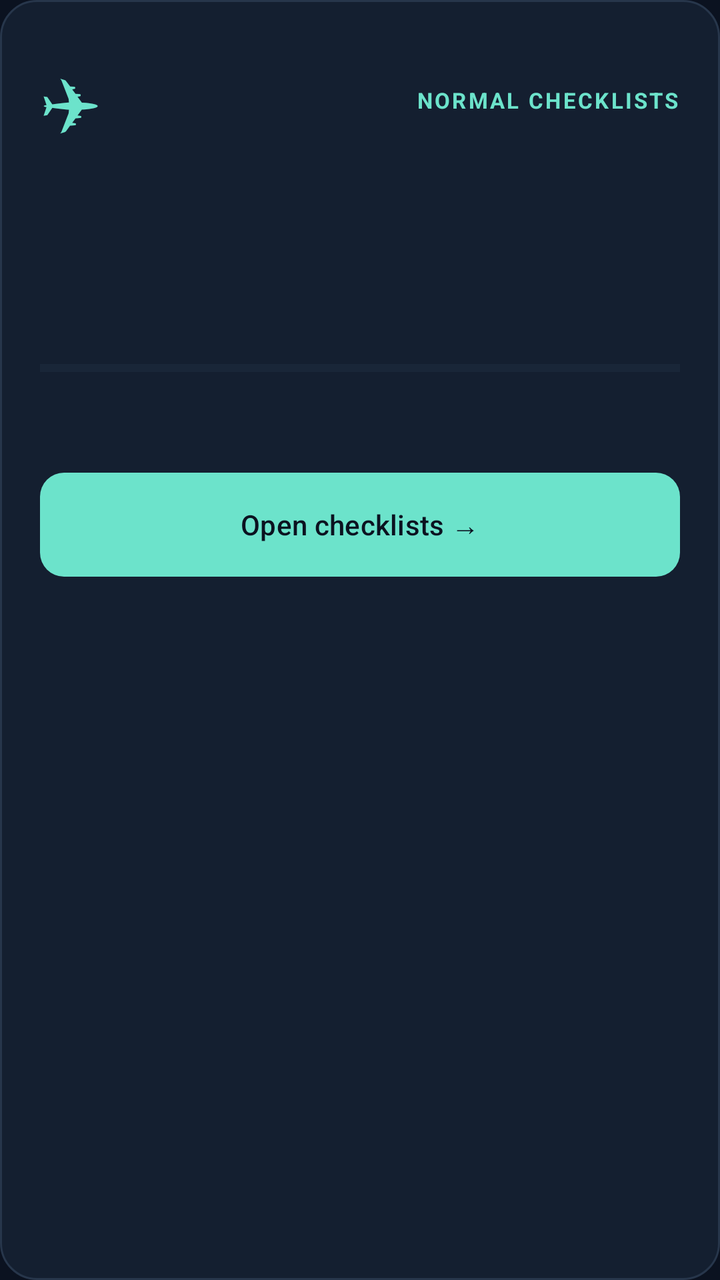
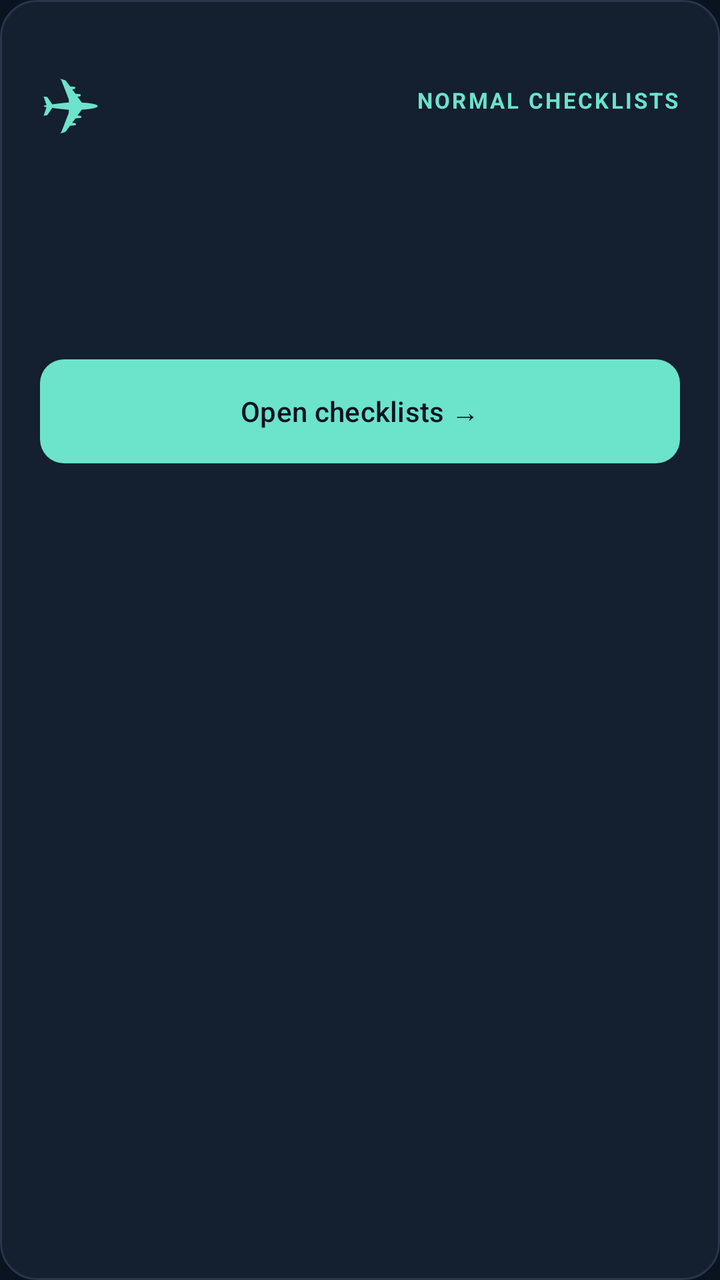

The first picture is an Android layout as it rendered before a commit; the second is the same layout after the commit. The layout source and the unified diff follow.
<!-- AndroidManifest.xml: application theme Theme.Electricalchecklist -->
<!-- res/layout/row_aircraft.xml -->
<?xml version="1.0" ?>
<LinearLayout xmlns:android="http://schemas.android.com/apk/res/android" android:layout_width="match_parent" android:layout_height="wrap_content" android:layout_marginTop="8dp" android:orientation="vertical" android:padding="20dp" android:background="@drawable/panel_background">
    <LinearLayout android:layout_width="match_parent" android:layout_height="60dp" android:gravity="center_vertical" android:orientation="horizontal">
        <TextView android:layout_width="0dp" android:layout_height="wrap_content" android:layout_weight="1" android:text="@string/aircraft_symbol" android:textSize="36sp" android:textColor="@color/accent" android:importantForAccessibility="no"/>
        <TextView android:layout_width="wrap_content" android:layout_height="wrap_content" android:text="@string/normal_checklists" android:textSize="11sp" android:textStyle="bold" android:letterSpacing="0.1" android:textColor="@color/accent"/>
    </LinearLayout>
    <TextView android:id="@+id/aircraft_name" android:layout_width="match_parent" android:layout_height="wrap_content" android:layout_marginTop="16dp" android:textSize="27sp" android:textStyle="bold" android:textColor="@color/ink"/>
    <TextView android:id="@+id/aircraft_description" style="@style/BodyText" android:layout_marginTop="8dp" android:textSize="13sp"/>
    <ProgressBar android:id="@+id/aircraft_progress" style="?android:attr/progressBarStyleHorizontal" android:layout_width="match_parent" android:layout_height="5dp" android:layout_marginTop="24dp" android:progressTint="@color/accent" android:progressBackgroundTint="@color/border"/>
    <TextView android:id="@+id/aircraft_status" style="@style/BodyText" android:layout_marginTop="10dp" android:textSize="13sp"/>
    <com.google.android.material.button.MaterialButton android:id="@+id/open_aircraft" style="@style/PrimaryAction" android:layout_marginTop="22dp" android:text="@string/open_checklists"/>
</LinearLayout>
<!-- resources referenced by this layout -->
<resources>
  <color name="accent">#6CE3CB</color>
  <color name="border">#27364B</color>
  <color name="ink">#F0F5FC</color>
  <!-- drawable panel_background (drawable) -->
  <?xml version="1.0" ?>
  <selector xmlns:android="http://schemas.android.com/apk/res/android">
      <item android:state_selected="true">
          <shape>
              <solid android:color="#152D2D"/>
              <stroke android:width="1dp" android:color="#2B665A"/>
              <corners android:radius="18dp"/>
          </shape>
      </item>
      <item>
          <shape>
              <solid android:color="@color/panel"/>
              <stroke android:width="1dp" android:color="@color/border"/>
              <corners android:radius="18dp"/>
          </shape>
      </item>
  </selector>
  <string name="aircraft_symbol" translatable="false">✈</string>
  <string name="normal_checklists">NORMAL CHECKLISTS</string>
  <string name="open_checklists">Open checklists  →</string>
  <style name="BodyText">
          <item name="android:layout_width">match_parent</item>
          <item name="android:layout_height">wrap_content</item>
          <item name="android:layout_marginTop">12dp</item>
          <item name="android:textSize">14sp</item>
          <item name="android:textColor">@color/muted</item>
          <item name="android:lineSpacingExtra">3dp</item>
      </style>
  <style name="PrimaryAction" parent="Widget.Material3.Button">
          <item name="android:layout_width">match_parent</item>
          <item name="android:layout_height">wrap_content</item>
          <item name="android:minHeight">52dp</item>
          <item name="android:textAllCaps">false</item>
          <item name="android:textSize">14sp</item>
          <item name="android:textColor">@color/app_background</item>
          <item name="backgroundTint">@color/accent</item>
          <item name="cornerRadius">12dp</item>
          <item name="android:insetTop">0dp</item>
          <item name="android:insetBottom">0dp</item>
      </style>
  <style name="Theme.Electricalchecklist" parent="Base.Theme.Electricalchecklist" />
  <color name="panel">#141F30</color>
  <color name="muted">#A3B3C7</color>
  <color name="app_background">#0B1220</color>
  <style name="Base.Theme.Electricalchecklist" parent="Theme.Material3.Dark.NoActionBar">
          <item name="colorPrimary">#6CE3CB</item>
          <item name="colorOnPrimary">#0B1220</item>
          <item name="colorSurface">#141F30</item>
          <item name="colorOnSurface">#F0F5FC</item>
          <item name="android:windowLightStatusBar">false</item>
          <item name="android:windowLightNavigationBar">false</item>
          <item name="android:windowBackground">#0B1220</item>
      </style>
</resources>

<!-- the commit's change to res/layout/row_aircraft.xml (unified diff, before → after) -->
@@ -6,7 +6,5 @@
     </LinearLayout>
     <TextView android:id="@+id/aircraft_name" android:layout_width="match_parent" android:layout_height="wrap_content" android:layout_marginTop="16dp" android:textSize="27sp" android:textStyle="bold" android:textColor="@color/ink"/>
     <TextView android:id="@+id/aircraft_description" style="@style/BodyText" android:layout_marginTop="8dp" android:textSize="13sp"/>
-    <ProgressBar android:id="@+id/aircraft_progress" style="?android:attr/progressBarStyleHorizontal" android:layout_width="match_parent" android:layout_height="5dp" android:layout_marginTop="24dp" android:progressTint="@color/accent" android:progressBackgroundTint="@color/border"/>
-    <TextView android:id="@+id/aircraft_status" style="@style/BodyText" android:layout_marginTop="10dp" android:textSize="13sp"/>
     <com.google.android.material.button.MaterialButton android:id="@+id/open_aircraft" style="@style/PrimaryAction" android:layout_marginTop="22dp" android:text="@string/open_checklists"/>
 </LinearLayout>
